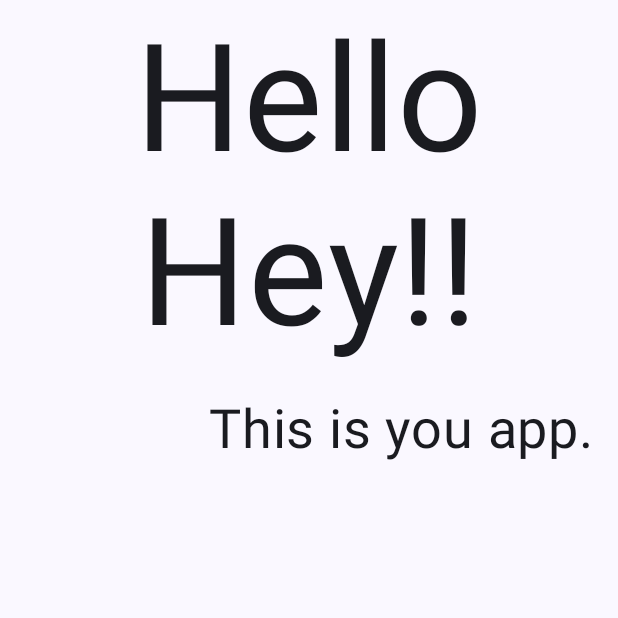
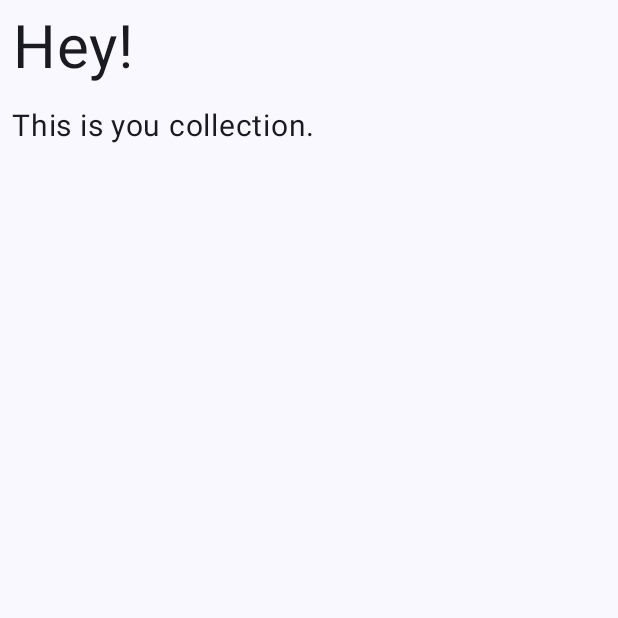
Before and after one commit to westrix72/mtgCollectionProj, an Android app built with Jetpack Compose: the screen it shows after launch (MainActivity), on a phone screen of 412 x 824 dp, the top half of it. Run offline under Robolectric (Android 15) with nearby library versions, the phone set to English and light mode, and no system bars.

Commit message:
Added one image resource.

```diff
--- a/app/src/main/java/com/example/mtgcollectionproj/MainActivity.kt
+++ b/app/src/main/java/com/example/mtgcollectionproj/MainActivity.kt
@@ -29,7 +29,7 @@ class MainActivity : ComponentActivity() {
                 Scaffold(modifier = Modifier.fillMaxSize()) { innerPadding ->
                     Greeting(
                         name = "Hey!",
-                        message = "This is you app.",
+                        message = "This is you collection.",
                         modifier = Modifier.padding(innerPadding)
                     )
                 }
@@ -45,20 +45,25 @@ fun Greeting(name: String, message: String, modifier: Modifier = Modifier) {
         modifier = modifier
     ) {
         Text(
-            text = "Hello $name!",
-            fontSize = 100.sp,
-            lineHeight = 116.sp,
+            text = "$name",
+            fontSize = 40.sp,
+            lineHeight = 40.sp,
             textAlign = TextAlign.Center,
             modifier = Modifier.padding(8.dp)
         )
         Text(
             text = "$message",
-            fontSize = 36.sp,
+            fontSize = 20.sp,
             modifier = Modifier
-                .padding(16.dp)
-                .align(alignment = androidx.compose.ui.Alignment.End)
+                .padding(8.dp)
+                .align(alignment = androidx.compose.ui.Alignment.Start)
         )
     }
+}
+
+@Composable
+fun BackgroundImage(name: String, message: String, modifier: Modifier = Modifier) {
+
 }
 
 @Preview(
@@ -68,6 +73,6 @@ fun Greeting(name: String, message: String, modifier: Modifier = Modifier) {
 @Composable
 fun GreetingPreview() {
     MtgCollectionProjTheme {
-        Greeting("Fill", "This is your app!")
+        Greeting("Hey!", "This is your collection!")
     }
 }
```
Also changed, not shown: app/src/main/res/drawable-nodpi/black_background.png (added).
